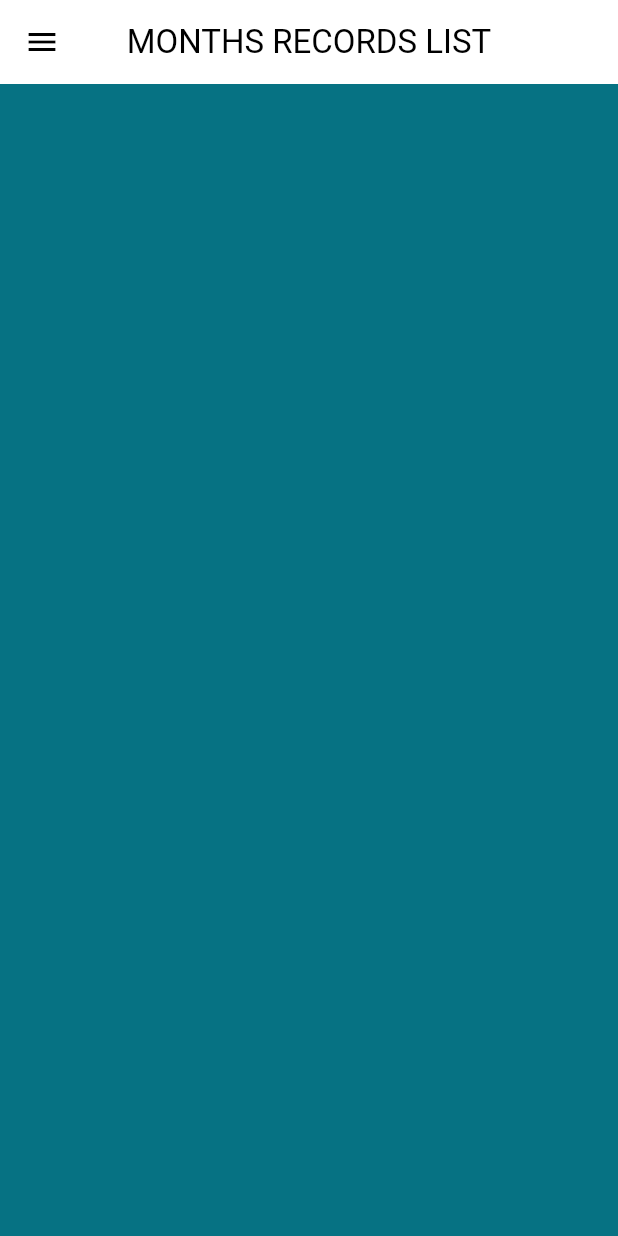
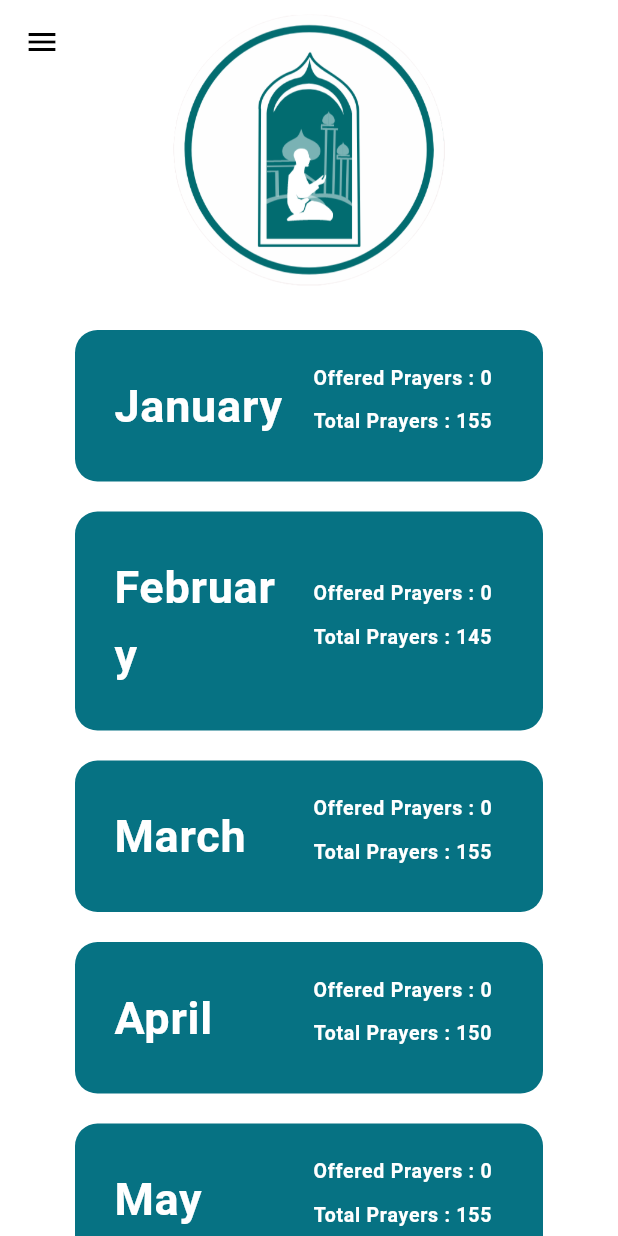
Before and after one commit to MSamiKhan/Prayer_Recorder_Flutter, a Flutter app: the screen it shows once a user with an empty profile is signed in, on a phone screen of 412 x 824 dp. Run offline on Flutter 3.47's test engine with Material 3 defaults, Android fonts, the phone set to English and light mode, and no system bars; our stand-ins replace cloud_firestore, firebase_auth, firebase_core; accounts and stored records are empty.

Commit message:
Adding the HomePage & Prayers Screen

```diff
--- a/lib/components/month_tile.dart
+++ b/lib/components/month_tile.dart
@@ -15,10 +15,46 @@ class MonthTile extends StatelessWidget {
   Widget build(BuildContext context) {
     return GestureDetector(
       onTap: onTap,
-      child: ListTile(
-        title: Text(prayerMonth.prayermonth),
-        trailing: Text(
-          "${prayerMonth.offeredprayers} / ${prayerMonth.totalprayers}",
+      child: Container(
+        margin: const EdgeInsets.symmetric(horizontal: 50, vertical: 10),
+        padding: const EdgeInsets.symmetric(horizontal: 10, vertical: 20),
+        decoration: BoxDecoration(
+          color: Theme.of(context).colorScheme.surface,
+          borderRadius: BorderRadius.circular(15),
+        ),
+        child: ListTile(
+          tileColor: Theme.of(context).colorScheme.surface,
+          title: Text(
+            prayerMonth.prayermonth,
+            style: TextStyle(
+              color: Theme.of(context).colorScheme.secondary,
+              fontWeight: FontWeight.bold,
+              fontSize: 30,
+            ),
+          ),
+          trailing: Column(
+            children: [
+              Text(
+                "Offered Prayers : ${prayerMonth.offeredprayers}",
+                style: TextStyle(
+                  color: Theme.of(context).colorScheme.secondary,
+                  fontWeight: FontWeight.bold,
+                  fontSize: 13,
+                ),
+              ),
+              const SizedBox(
+                height: 10,
+              ),
+              Text(
+                "Total Prayers : ${prayerMonth.totalprayers}",
+                style: TextStyle(
+                  color: Theme.of(context).colorScheme.secondary,
+                  fontWeight: FontWeight.bold,
+                  fontSize: 13,
+                ),
+              ),
+            ],
+          ),
         ),
       ),
     );
--- a/lib/models/prayer_day.dart
+++ b/lib/models/prayer_day.dart
@@ -1,11 +1,9 @@
 class PrayerDay {
-  final String dayNo;
   final String prayerDate;
   final int prayersCount;
   final Map<String, bool> prayersData;
 
-  PrayerDay({
-    required this.dayNo,
+  const PrayerDay({
     required this.prayerDate,
     required this.prayersCount,
     required this.prayersData,
@@ -13,20 +11,9 @@ class PrayerDay {
 
   Map<String, dynamic> toMap() {
     return {
-      "dayNo": dayNo,
       "prayerDate": prayerDate,
       "prayersCount": prayersCount,
       "prayersData": prayersData,
     };
   }
-
-  int prayerCount(Map<String, dynamic> prayersData) {
-    int counter = 0;
-    for (var prayer in prayersData.values) {
-      if (prayer == true) {
-        counter++;
-      }
-    }
-    return counter;
-  }
 }
--- a/lib/models/prayer_month.dart
+++ b/lib/models/prayer_month.dart
@@ -1,18 +1,15 @@
 class PrayerMonth {
-  late final String userId;
   late final String prayermonth;
   late int totalprayers;
   late int offeredprayers;
 
   PrayerMonth({
-    required this.userId,
     required this.prayermonth,
     required this.totalprayers,
     required this.offeredprayers,
   });
 
   PrayerMonth.fromMap(Map<String, dynamic> monthData) {
-    userId = monthData["userId"];
     prayermonth = monthData["prayermonth"];
     totalprayers = monthData["totalprayers"];
     offeredprayers = monthData["offeredprayers"];
@@ -20,7 +17,6 @@ class PrayerMonth {
 
   Map<String, dynamic> toMap() {
     return {
-      "userID": userId,
       "prayermonth": prayermonth,
       "totalprayers": totalprayers,
       "offeredprayers": offeredprayers,
--- a/lib/pages/myhome_page.dart
+++ b/lib/pages/myhome_page.dart
@@ -16,71 +16,158 @@ class _MyHomePageState extends State<MyHomePage> {
   @override
   Widget build(BuildContext context) {
     return Scaffold(
-      backgroundColor: Theme.of(context).colorScheme.surface,
+      backgroundColor: Theme.of(context).colorScheme.secondary,
       appBar: AppBar(
         centerTitle: true,
-        title: const Text("MONTHS RECORDS LIST"),
-        backgroundColor: Theme.of(context).colorScheme.secondary,
+        backgroundColor: Colors.transparent,
       ),
-      body: _buildMonthsList(),
+      extendBodyBehindAppBar: true,
+      body: SingleChildScrollView(
+        child: Column(
+          children: [
+            Image.asset(
+              "assets/app-logo.png",
+              height: 200,
+            ),
+            const SizedBox(
+              height: 10,
+            ),
+            Column(
+              children: _initialMonthsList(),
+            ),
+          ],
+        ),
+      ),
       drawer: const MyDrawer(),
     );
   }
 
-  Widget _buildMonthsList() {
-    return StreamBuilder(
-      stream: PrayerService().getMonthsData(),
-      builder: (context, snapshot) {
-        if (snapshot.hasError) {
-          return Center(
-            child: Column(
-              children: [
-                Icon(
-                  Icons.error,
-                  size: 60,
-                  color: Theme.of(context).colorScheme.primary,
+  List<Widget> _initialMonthsList() {
+    List<Widget> monthsTiles = [];
+    for (int i = 1; i <= DateTime.monthsPerYear; i++) {
+      int daysInMonth = _getDaysInMonth(DateTime.now().year, i);
+
+      PrayerMonth prayerMonth = PrayerMonth(
+        prayermonth: _getMonthName(i),
+        totalprayers: daysInMonth * 5,
+        offeredprayers: 0,
+      );
+      PrayerService().saveMonthData(prayerMonth);
+      monthsTiles.add(
+        MonthTile(
+          prayerMonth: prayerMonth,
+          onTap: () {
+            Navigator.of(context).push(
+              MaterialPageRoute(
+                builder: (context) => RecorderPage(
+                  year: DateTime.now().year,
+                  month: i,
+                  days: daysInMonth,
                 ),
-                Text(
-                  "Error: Unable to load the user.",
-                  style: TextStyle(
-                    fontSize: 20,
-                    color: Theme.of(context).colorScheme.primary,
-                  ),
-                ),
-              ],
-            ),
-          );
-        }
-        if (snapshot.connectionState == ConnectionState.waiting) {
-          return Center(
-            child: CircularProgressIndicator(
-              backgroundColor: Theme.of(context).colorScheme.primary,
-              color: Theme.of(context).colorScheme.inversePrimary,
-            ),
-          );
-        }
-        return ListView(
-          children: snapshot.data!
-              .map<Widget>(
-                  (monthData) => _buildMonthListItem(monthData, context))
-              .toList(),
-        );
-      },
-    );
+              ),
+            );
+          },
+        ),
+      );
+    }
+    return monthsTiles;
   }
 
-  Widget _buildMonthListItem(
-      Map<String, dynamic> monthData, BuildContext context) {
-    return MonthTile(
-      prayerMonth: PrayerMonth.fromMap(monthData),
-      onTap: () {
-        Navigator.push(
-          context,
-          MaterialPageRoute(
-            builder: (context) => const RecorderPage(),
-          ),
-        );
-      },
-    );
+  // Widget _buildMonthsList() {
+  //   return StreamBuilder(
+  //     stream: PrayerService().getMonthsData(),
+  //     builder: (context, snapshot) {
+  //       if (snapshot.hasError) {
+  //         return Center(
+  //           child: Column(
+  //             children: [
+  //               Icon(
+  //                 Icons.error,
+  //                 size: 60,
+  //                 color: Theme.of(context).colorScheme.primary,
+  //               ),
+  //               Text(
+  //                 "Error: Unable to load the data.",
+  //                 style: TextStyle(
+  //                   fontSize: 20,
+  //                   color: Theme.of(context).colorScheme.primary,
+  //                 ),
+  //               ),
+  //             ],
+  //           ),
+  //         );
+  //       }
+  //       if (snapshot.connectionState == ConnectionState.waiting) {
+  //         return Center(
+  //           child: CircularProgressIndicator(
+  //             backgroundColor: Theme.of(context).colorScheme.primary,
+  //             color: Theme.of(context).colorScheme.inversePrimary,
+  //           ),
+  //         );
+  //       }
+  //       return ListView(
+  //         children: snapshot.data!
+  //             .map<Widget>(
+  //                 (monthData) => _buildMonthListItem(monthData, context))
+  //             .toList(),
+  //       );
+  //     },
+  //   );
+  // }
+
+  // Widget _buildMonthListItem(
+  //     Map<String, dynamic> monthData, BuildContext context) {
+  //   return MonthTile(
+  //     prayerMonth: PrayerMonth.fromMap(monthData),
+  //     onTap: () {
+  //       Navigator.push(
+  //         context,
+  //         MaterialPageRoute(
+  //           builder: (context) => const RecorderPage(),
+  //         ),
+  //       );
+  //     },
+  //   );
+  // }
+
+  int _getDaysInMonth(int year, int month) {
+    if (month == DateTime.february) {
+      final bool isLeapYear =
+          (year % 4 == 0) && (year % 100 != 0) || (year % 400 == 0);
+      return isLeapYear ? 29 : 28;
+    }
+    const List<int> daysInMonth = <int>[
+      31,
+      -1,
+      31,
+      30,
+      31,
+      30,
+      31,
+      31,
+      30,
+      31,
+      30,
+      31
+    ];
+    return daysInMonth[month - 1];
+  }
+
+  String _getMonthName(int monthNumber) {
+    List<String> monthslist = [
+      "January",
+      "February",
+      "March",
+      "April",
+      "May",
+      "June",
+      "July",
+      "August",
+      "September",
+      "October",
+      "November",
+      "December",
+    ];
+    return monthslist[monthNumber - 1];
   }
 }
--- a/pubspec.yaml
+++ b/pubspec.yaml
@@ -39,6 +39,7 @@ dependencies:
   firebase_auth: ^4.19.5
   cloud_firestore: ^4.17.3
   intl: ^0.19.0
+  flutter_svg: ^2.0.10+1
 
 dev_dependencies:
   flutter_test:
```
Also changed, not shown: lib/components/day_tile.dart (added, +159 -0 lines), lib/pages/recorder_page.dart (+66 -4 lines), lib/services/prayers/prayer_service.dart (+17 -11 lines), pubspec.lock.
